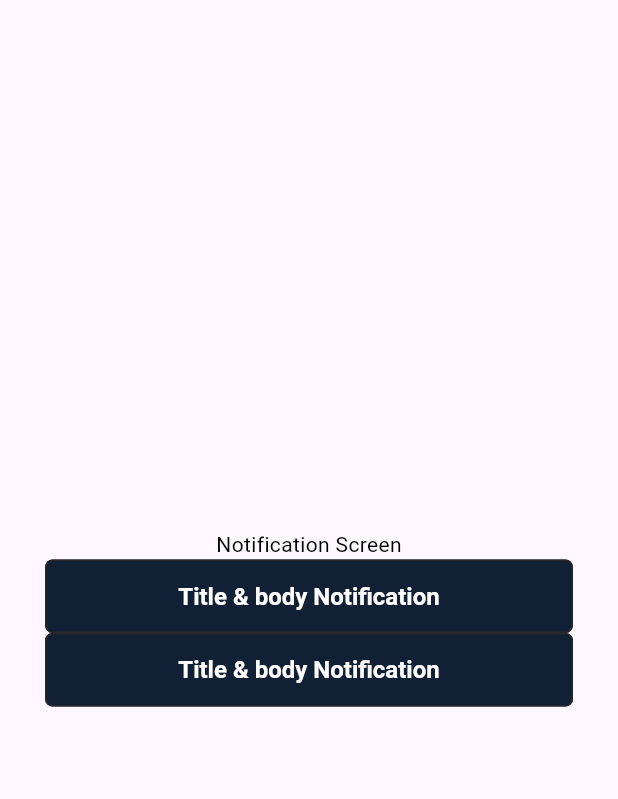
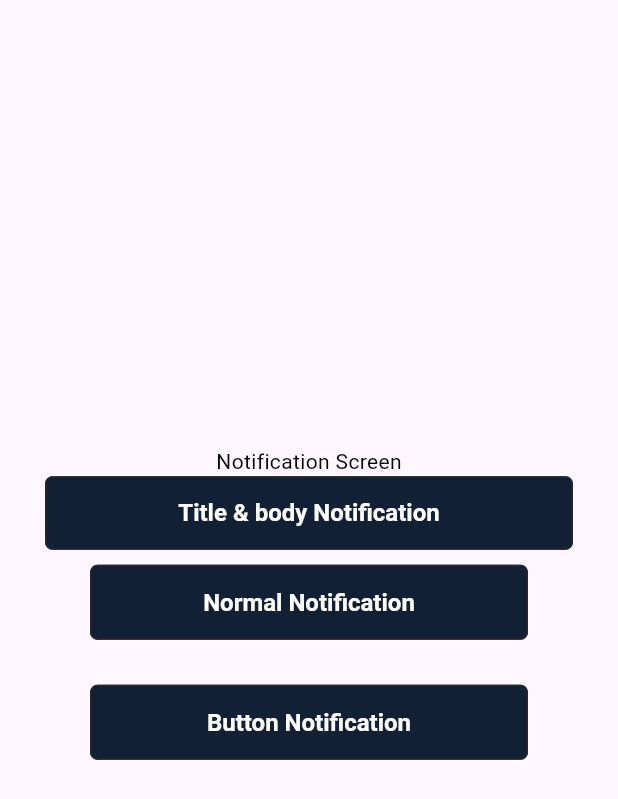
Before and after one commit to Tayyab2267/everyday_chronicles, a Flutter app: the NotificationScreen screen opened directly, on a phone screen of 412 x 824 dp. Shown: the top 799 px of the screen. Run offline on Flutter 3.47's test engine with Material 3 defaults, Android fonts, the light colour scheme and no system bars; our stand-ins replace awesome_notifications, cloud_firestore, firebase_auth, firebase_core, flutter_local_notifications, flutter_otp_text_field and 19 more; missing offline and left inert: call_log, carp_background_location, dart:ffi, device_apps, flutter_background_geolocation, photo_gallery and 3 more; accounts and stored records are empty; Roboto replaces fonts that are missing (Poppins).

Commit message:
awesome_notification package added correctly

```diff
--- a/lib/main.dart
+++ b/lib/main.dart
@@ -343,6 +343,10 @@ void main() async {
   await Workmanager().initialize(callbackDispatcher, isInDebugMode: true);
 
   Noti.initialize(flutterLocalNotificationsPlugin);
+
+  /// awesome_notification
+  await Noti.initializeNotification();
+
   runApp(const MyApp());
 }
 
--- /dev/null
+++ b/lib/src/features/core/controllers/notification_button.dart
@@ -0,0 +1,32 @@
+import 'package:flutter/material.dart';
+
+class NotificationButton extends StatelessWidget {
+  const NotificationButton({
+    required this.onPressed,
+    required this.text,
+    super.key,
+  });
+
+  final VoidCallback onPressed;
+  final String text;
+
+  @override
+  Widget build(BuildContext context) {
+    return Padding(
+      padding: const EdgeInsets.only(
+        left: 30,
+        right: 30,
+        bottom: 20,
+        top: 10,
+      ),
+      child: SizedBox(
+        width: MediaQuery.of(context).size.width,
+        height: 50,
+        child: ElevatedButton(
+          onPressed: onPressed,
+          child: Text(text),
+        ),
+      ),
+    );
+  }
+}
--- a/lib/src/features/core/screens/home/notification_screen.dart
+++ b/lib/src/features/core/screens/home/notification_screen.dart
@@ -1,7 +1,8 @@
+import 'package:awesome_notifications/awesome_notifications.dart';
 import 'package:flutter/material.dart';
 import 'package:flutter_local_notifications/flutter_local_notifications.dart';
-
 import '../../controllers/noti.dart';
+import '../../controllers/notification_button.dart';
 
 class NotificationScreen extends StatefulWidget {
   const NotificationScreen({super.key});
@@ -12,7 +13,7 @@ class NotificationScreen extends StatefulWidget {
 
 class _NotificationScreenState extends State<NotificationScreen> {
   final FlutterLocalNotificationsPlugin flutterLocalNotificationsPlugin =
-  FlutterLocalNotificationsPlugin();
+      FlutterLocalNotificationsPlugin();
 
   Future<void> requestPermissions() async {
     bool? result = await flutterLocalNotificationsPlugin
@@ -43,21 +44,40 @@ class _NotificationScreenState extends State<NotificationScreen> {
                 width: double.infinity,
                 child: ElevatedButton(
                   onPressed: () {
-                    Noti.showBigTextNotification(title: "HAPPY", body: "Your today's mood is 'HAPPY'", fln: flutterLocalNotificationsPlugin);
+                    Noti.showBigTextNotification(
+                        title: "HAPPY",
+                        body: "Your today's mood is 'HAPPY'",
+                        fln: flutterLocalNotificationsPlugin);
                     print("Notification Button CLiked");
                   },
                   child: const Text("Title & body Notification"),
                 ),
               ),
-              SizedBox(
-                width: double.infinity,
-                child: ElevatedButton(
-                  onPressed: () {
-                    Noti.showBigTextNotification(title: "HAPPY", body: "Your today's mood is 'HAPPY'", fln: flutterLocalNotificationsPlugin);
-                    print("Notification Button CLiked");
-                  },
-                  child: const Text("Title & body Notification"),
-                ),
+              NotificationButton(
+                text: "Normal Notification",
+                onPressed: () async {
+                  await Noti.showNotification(
+                      title: "Title of Notification",
+                      body: "Body of Notification");
+                },
+              ),
+              NotificationButton(
+                text: "Button Notification",
+                onPressed: () async {
+                  await Noti.showNotification(
+                    title: "Title of Notification",
+                    body: "Body of Notification",
+                    payload: {},
+                    actionButtons: [
+                      NotificationActionButton(
+                        key: 'Check',
+                        label: 'check it out',
+                        actionType: ActionType.SilentAction,
+                        color: Colors.green,
+                      )
+                    ],
+                  );
+                },
               ),
             ],
           ),
--- a/pubspec.yaml
+++ b/pubspec.yaml
@@ -61,6 +61,8 @@ dependencies:
 
   flutter_local_notifications: ^14.1.5
 
+  awesome_notifications: ^0.7.0
+
 
 dev_dependencies:
   flutter_test:
```
Also changed, not shown: lib/src/features/core/controllers/noti.dart (+111 -1 lines), pubspec.lock.
